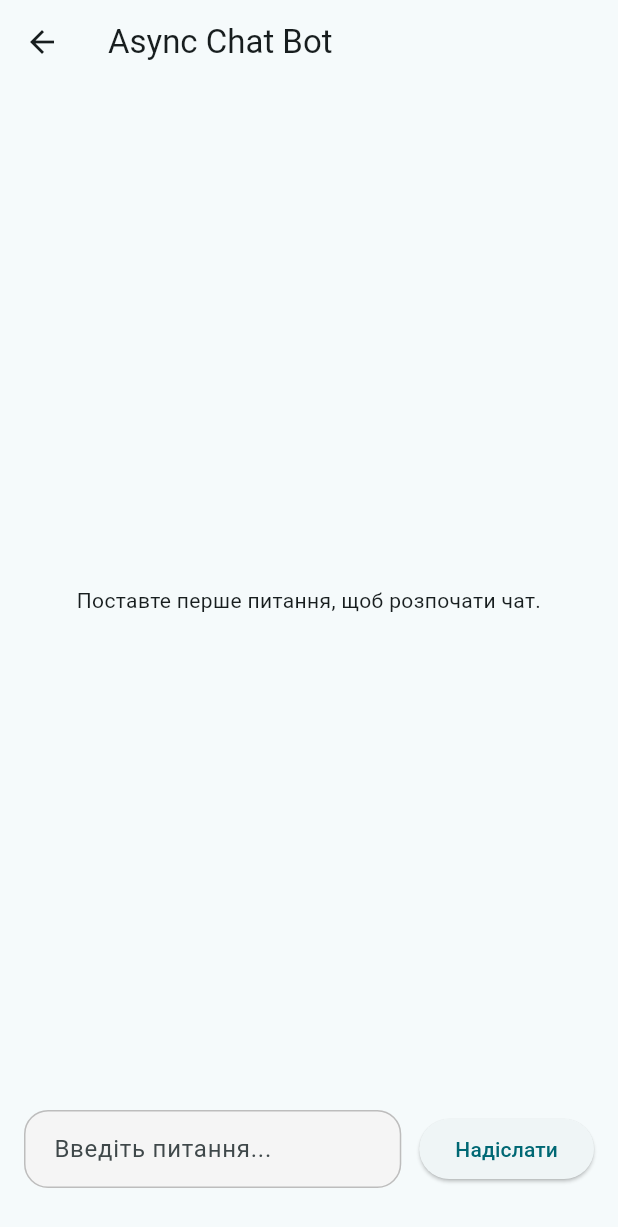
After one commit to IgorGreb/first_project, a Flutter app: the AsyncChatBot screen opened by its route, on a phone screen of 412 x 824 dp. The commit adds this screen. Shown: the top 1227 px of the screen. Run offline on Flutter 3.47's test engine with Material 3 defaults, Android fonts, the phone set to English and light mode, and no system bars; our stand-ins replace bloc, equatable, flutter_bloc.

Commit message:
home work ten: async chat bot

```diff
--- a/lib/app.dart
+++ b/lib/app.dart
@@ -1,6 +1,7 @@
 import 'package:flutter/material.dart';
 import 'package:flutter_application_grebenyuk/constants/colors.dart';
 import 'package:flutter_application_grebenyuk/home_page/home_page.dart';
+import 'package:flutter_application_grebenyuk/homeworks/%20ten/async_chat_bot/asycn_chat_bot.dart';
 import 'package:flutter_application_grebenyuk/homeworks/eight/homework_eight_screen.dart';
 import 'package:flutter_application_grebenyuk/homeworks/five/homework_five_screen.dart';
 import 'package:flutter_application_grebenyuk/homeworks/six/contacts_screen.dart';
@@ -9,8 +10,8 @@ import 'package:flutter_application_grebenyuk/homeworks/seven/homework_seven_scr
 import 'package:flutter_application_grebenyuk/homeworks/nine/screens/homework_nine_screen.dart';
 import 'package:flutter_application_grebenyuk/lessons_dart/screens/dart_solutions_screen.dart';
 
-class WebAccademyHomeWorkApp extends StatelessWidget {
-  const WebAccademyHomeWorkApp({super.key});
+class WebAcademyHomeWorkApp extends StatelessWidget {
+  const WebAcademyHomeWorkApp({super.key});
 
   @override
   Widget build(BuildContext context) {
@@ -29,6 +30,7 @@ class WebAccademyHomeWorkApp extends StatelessWidget {
         HomeworkEightScreen.routeName: (context) => const HomeworkEightScreen(),
         HomeworkNineScreen.routeName: (context) => const HomeworkNineScreen(),
         DartSolutionsScreen.routeName: (context) => const DartSolutionsScreen(),
+        AsyncChatBot.routeName: (context) => const AsyncChatBot(),
       },
     );
   }
--- a/lib/constants/colors.dart
+++ b/lib/constants/colors.dart
@@ -8,4 +8,11 @@ class AppColors {
   static const Color grey600 = Color(0xFF757575);
   static const Color grey700 = Color(0xFF616161);
   static const Color transparent = Color(0x00000000);
+  static const Color chatBotBubble = Color(0xFFEEEEEE);
+  static const Color chatErrorBubble = Color(0xFFFFCDD2);
+  static const Color chatErrorText = Color(0xFFB71C1C);
+  static const Color chatDefaultText = Color(0xDD000000);
+  static const Color chatTypingText = Color(0xFF9E9E9E);
+  static const Color chatInputFill = Color(0xFFF5F5F5);
+  static const Color chatInputBorder = Color(0xFFBDBDBD);
 }
--- a/lib/constants/dimensions.dart
+++ b/lib/constants/dimensions.dart
@@ -5,6 +5,7 @@ class AppDimensions {
   static const double gap8 = 8;
   static const double gap10 = 10;
   static const double gap12 = 12;
+  static const double gap14 = 14;
   static const double gap16 = 16;
   static const double gap20 = 20;
   static const double gap24 = 24;
--- /dev/null
+++ b/lib/constants/durations.dart
@@ -0,0 +1,5 @@
+class AppDurations {
+  static const Duration typingAnimationStep = Duration(milliseconds: 400);
+  static const Duration typingIndicatorFade = Duration(milliseconds: 200);
+  static const Duration weatherFetchDelay = Duration(seconds: 5);
+}
--- a/lib/constants/ui_texts.dart
+++ b/lib/constants/ui_texts.dart
@@ -8,6 +8,7 @@ class HomeScreenTexts {
   static const String goToHomeworkNineButton = 'Домашка #9';
   static const String goToDartSolutionsButton =
       'Задачі з Dart \n Домашки: #1, #2, #3';
+  static const String goToDartHomeworkTenButton = 'Домашка #10';
 }
 
 class ProfileScreenTexts {
@@ -73,6 +74,24 @@ class HomeworkNineTexts {
       'Поки що немає рецептів. Додайте перший!';
 }
 
+class HomeworkTenTexts {
+  static const String appBarTitle = 'Async Chat Bot';
+  static const String defaultResponse = 'Ваше питання опрацьоване.';
+  static const String errorResponse =
+      'Щось пішло не так! Спробуйте ще раз.';
+  static const String positiveResponse = 'Я радий, що вам подобається!';
+  static const String emptyChatPlaceholder =
+      'Поставте перше питання, щоб розпочати чат.';
+  static const String typingLabel = 'Бот друкує';
+  static const String questionHint = 'Введіть питання...';
+  static const String sendButton = 'Надіслати';
+  static const String weatherResponseTemplate =
+      'Зараз приблизно {temp}°C.';
+
+  static String weatherResponse(int temperature) =>
+      weatherResponseTemplate.replaceFirst('{temp}', '$temperature');
+}
+
 class RecipeDetailsTexts {
   static const String ingredientsTitle = 'Інгредієнти';
   static const String instructionsTitle = 'Інструкції';
--- a/lib/home_page/home_page.dart
+++ b/lib/home_page/home_page.dart
@@ -2,6 +2,7 @@ import 'package:flutter/material.dart';
 import 'package:flutter_application_grebenyuk/constants/dimensions.dart';
 import 'package:flutter_application_grebenyuk/constants/text_styles.dart';
 import 'package:flutter_application_grebenyuk/constants/ui_texts.dart';
+import 'package:flutter_application_grebenyuk/homeworks/%20ten/async_chat_bot/asycn_chat_bot.dart';
 import 'package:flutter_application_grebenyuk/homeworks/eight/homework_eight_screen.dart';
 import 'package:flutter_application_grebenyuk/homeworks/five/homework_five_screen.dart';
 import 'package:flutter_application_grebenyuk/homeworks/six/profile_screen.dart';
@@ -37,6 +38,10 @@ class HomeScreen extends StatelessWidget {
     const _HomeButtonData(
       title: HomeScreenTexts.goToHomeworkNineButton,
       routeName: HomeworkNineScreen.routeName,
+    ),
+    const _HomeButtonData(
+      title: HomeScreenTexts.goToDartHomeworkTenButton,
+      routeName: AsyncChatBot.routeName,
     ),
   ];
 
--- /dev/null
+++ b/lib/homeworks/ ten/async_chat_bot/asycn_chat_bot.dart
@@ -0,0 +1,278 @@
+import 'dart:async';
+import 'dart:math';
+
+import 'package:flutter/material.dart';
+import 'package:flutter_application_grebenyuk/constants/colors.dart';
+import 'package:flutter_application_grebenyuk/constants/dimensions.dart';
+import 'package:flutter_application_grebenyuk/constants/durations.dart';
+import 'package:flutter_application_grebenyuk/constants/ui_texts.dart';
+
+/// Екран, що демонструє роботу асинхронного чат-бота.
+class AsyncChatBot extends StatefulWidget {
+  const AsyncChatBot({super.key});
+  static const routeName = '/async_chat_bot';
+
+  @override
+  State<AsyncChatBot> createState() => _AsyncChatBotState();
+}
+
+class _AsyncChatBotState extends State<AsyncChatBot> {
+  final Random _random = Random();
+  final TextEditingController _textController = TextEditingController();
+  final List<_ChatMessage> _messages = []; // Історія повідомлень.
+  bool _isLoading = false; // Стан, коли бот готує відповідь.
+  Timer? _typingTimer; // Таймер для анімації набору тексту.
+  int _typingPhase = 0; // Поточна фаза "..." для тексту "Бот друкує".
+
+  /// Симулює роботу бота на боці "серверу".
+  Future<String> simulateChatResponse(String question) async {
+    final String normalizedQuestion = question.toLowerCase().trim();
+
+    // Відповідь із даними погоди має власну затримку та повідомлення.
+    if (normalizedQuestion.contains('яка погода')) {
+      final int temperature = await _fetchRandomTemperature();
+      return HomeworkTenTexts.weatherResponse(temperature);
+    }
+
+    final int delaySeconds = 2 + _random.nextInt(3); // 2-4 секунди
+    await Future.delayed(Duration(seconds: delaySeconds));
+
+    if (normalizedQuestion.contains('погано')) {
+      throw Exception(HomeworkTenTexts.errorResponse);
+    }
+
+    if (normalizedQuestion.contains('добре')) {
+      return HomeworkTenTexts.positiveResponse;
+    }
+
+    return HomeworkTenTexts.defaultResponse;
+  }
+
+  /// Відправляє питання користувача та опрацьовує відповідь/помилку.
+  Future<void> _sendQuestion() async {
+    if (_isLoading) return;
+
+    final String question = _textController.text.trim();
+    if (question.isEmpty) {
+      return;
+    }
+
+    setState(() {
+      _messages.add(_ChatMessage(text: question, isBot: false));
+      _isLoading = true;
+    });
+    _startTypingAnimation();
+    _textController.clear();
+
+    try {
+      final String response = await simulateChatResponse(question);
+      if (!mounted) return;
+
+      setState(() {
+        _messages.add(_ChatMessage(text: response, isBot: true));
+      });
+    } catch (error) {
+      if (!mounted) return;
+
+      final String errorMessage = error.toString().replaceFirst(
+        'Exception: ',
+        '',
+      );
+      setState(() {
+        _messages.add(
+          _ChatMessage(text: errorMessage, isBot: true, isError: true),
+        );
+      });
+    } finally {
+      if (!mounted) return;
+      _stopTypingAnimation();
+      setState(() {
+        _typingPhase = 0;
+        _isLoading = false;
+      });
+    }
+  }
+
+  @override
+  void dispose() {
+    _typingTimer?.cancel();
+    _textController.dispose();
+    super.dispose();
+  }
+
+  /// Симуляція звернення до зовнішнього API погоди із затримкою в 5 секунд.
+  Future<int> _fetchRandomTemperature() async {
+    await Future.delayed(AppDurations.weatherFetchDelay);
+    return _random.nextInt(35) - 5;
+  }
+
+  void _startTypingAnimation() {
+    _typingTimer?.cancel();
+    _typingTimer = Timer.periodic(AppDurations.typingAnimationStep, (_) {
+      if (!mounted) return;
+      setState(() {
+        _typingPhase = (_typingPhase + 1) % 3;
+      });
+    });
+  }
+
+  void _stopTypingAnimation() {
+    _typingTimer?.cancel();
+    _typingTimer = null;
+  }
+
+  @override
+  Widget build(BuildContext context) {
+    return Scaffold(
+      appBar: AppBar(title: Text(HomeworkTenTexts.appBarTitle)),
+      body: Padding(
+        padding: const EdgeInsets.all(AppDimensions.gap16),
+        child: Column(
+          children: [
+            Expanded(
+              child:
+                  _messages.isEmpty
+                      ? const Center(
+                        child: Text(
+                          HomeworkTenTexts.emptyChatPlaceholder,
+                          textAlign: TextAlign.center,
+                        ),
+                      )
+                      : ListView.builder(
+                        // Список відображає як повідомлення користувача, так і бота.
+                        padding: const EdgeInsets.only(
+                          bottom: AppDimensions.gap16,
+                        ),
+                        itemCount: _messages.length,
+                        itemBuilder: (context, index) {
+                          final _ChatMessage message = _messages[index];
+                          final Alignment alignment =
+                              message.isBot
+                                  ? Alignment.centerLeft
+                                  : Alignment.centerRight;
+                          final Color bubbleColor =
+                              message.isBot
+                                  ? AppColors.chatBotBubble
+                                  : Theme.of(
+                                    context,
+                                  ).colorScheme.primaryContainer;
+
+                          return Align(
+                            alignment: alignment,
+                            child: Container(
+                              margin: const EdgeInsets.symmetric(
+                                vertical: AppDimensions.gap6,
+                              ),
+                              padding: const EdgeInsets.symmetric(
+                                horizontal: AppDimensions.gap14,
+                                vertical: AppDimensions.gap10,
+                              ),
+                              decoration: BoxDecoration(
+                                color:
+                                    message.isError
+                                        ? AppColors.chatErrorBubble
+                                        : bubbleColor,
+                                borderRadius: BorderRadius.circular(
+                                  AppDimensions.borderRadiusLarge,
+                                ),
+                              ),
+                              child: Text(
+                                message.text,
+                                style: TextStyle(
+                                  color:
+                                      message.isError
+                                          ? AppColors.chatErrorText
+                                          : AppColors.chatDefaultText,
+                                ),
+                              ),
+                            ),
+                          );
+                        },
+                      ),
+            ),
+            if (_isLoading) ...[
+              const SizedBox(height: AppDimensions.gap8),
+              // Індикація набору відповіді ботом.
+              AnimatedSwitcher(
+                duration: AppDurations.typingIndicatorFade,
+                child: Text(
+                  '${HomeworkTenTexts.typingLabel}${'.' * (_typingPhase + 1)}',
+                  key: ValueKey<int>(_typingPhase),
+                  style: const TextStyle(
+                    fontStyle: FontStyle.italic,
+                    color: AppColors.chatTypingText,
+                  ),
+                ),
+              ),
+            ],
+            const SizedBox(height: AppDimensions.gap12),
+            Row(
+              // Панель введення з полем та кнопкою надсилання.
+              children: [
+                Expanded(
+                  child: TextField(
+                    controller: _textController,
+                    textInputAction: TextInputAction.send,
+                    onSubmitted: (_) => _sendQuestion(),
+                    decoration: InputDecoration(
+                      filled: true,
+                      fillColor: AppColors.chatInputFill,
+                      hintText: HomeworkTenTexts.questionHint,
+                      contentPadding: const EdgeInsets.symmetric(
+                        horizontal: AppDimensions.gap16,
+                        vertical: AppDimensions.gap14,
+                      ),
+                      border: OutlineInputBorder(
+                        borderRadius: BorderRadius.circular(
+                          AppDimensions.borderRadiusLarge,
+                        ),
+                        borderSide: const BorderSide(
+                          color: AppColors.chatInputBorder,
+                        ),
+                      ),
+                      enabledBorder: OutlineInputBorder(
+                        borderRadius: BorderRadius.circular(
+                          AppDimensions.borderRadiusLarge,
+                        ),
+                        borderSide: const BorderSide(
+                          color: AppColors.chatInputBorder,
+                        ),
+                      ),
+                      focusedBorder: OutlineInputBorder(
+                        borderRadius: BorderRadius.circular(
+                          AppDimensions.borderRadiusLarge,
+                        ),
+                        borderSide: BorderSide(
+                          color: Theme.of(context).colorScheme.primary,
+                        ),
+                      ),
+                    ),
+                  ),
+                ),
+                const SizedBox(width: AppDimensions.gap12),
+                ElevatedButton(
+                  onPressed: _isLoading ? null : _sendQuestion,
+                  child: const Text(HomeworkTenTexts.sendButton),
+                ),
+              ],
+            ),
+            const SizedBox(height: AppDimensions.gap16),
+          ],
+        ),
+      ),
+    );
+  }
+}
+
+/// Модель одного повідомлення в історії чату.
+class _ChatMessage {
+  final String text;
+  final bool isBot;
+  final bool isError;
+
+  const _ChatMessage({
+    required this.text,
+    required this.isBot,
+    this.isError = false,
+  });
+}
--- a/lib/main.dart
+++ b/lib/main.dart
@@ -2,5 +2,5 @@ import 'package:flutter/material.dart';
 import 'package:flutter_application_grebenyuk/app.dart';
 
 void main() {
-  runApp(const WebAccademyHomeWorkApp());
+  runApp(const WebAcademyHomeWorkApp());
 }
```
